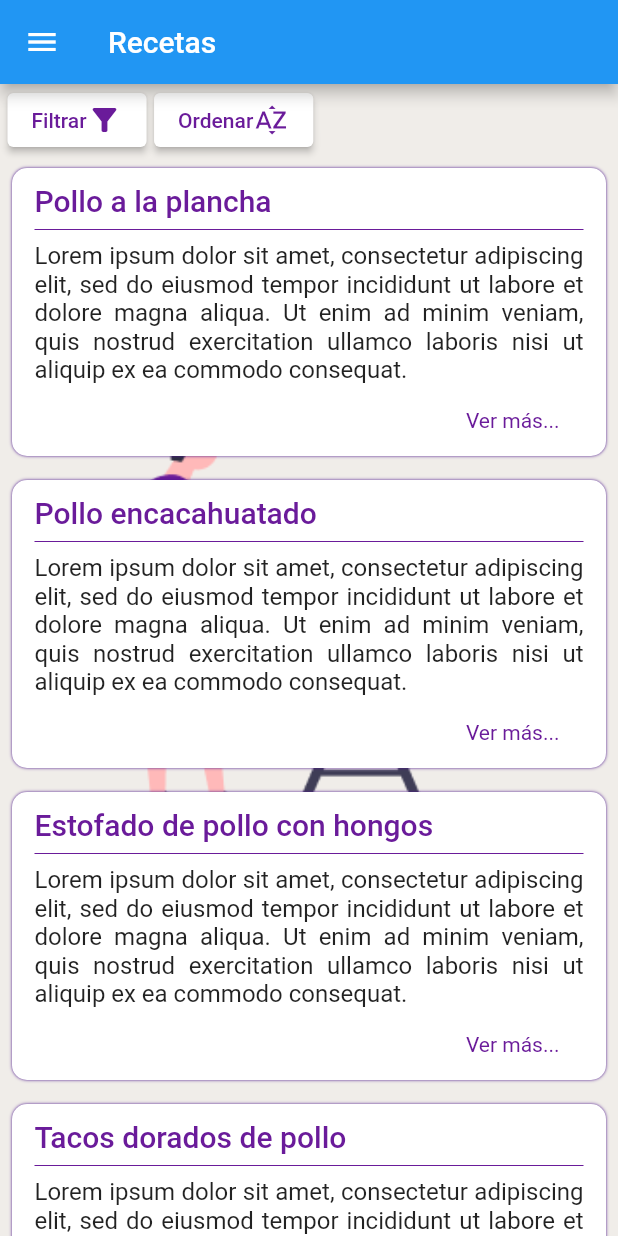
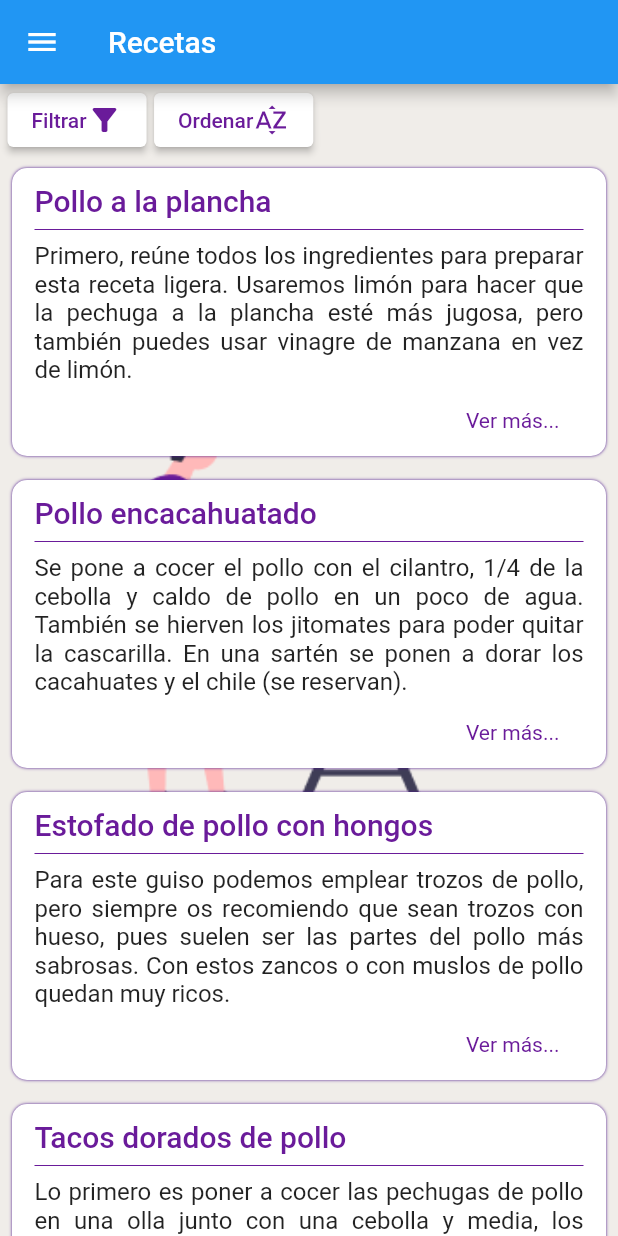
Before and after one commit to AlexMethod/kitchen_organizer_app, a Flutter app: the RecetasPage screen opened by its route, on a phone screen of 412 x 824 dp. Run offline on Flutter 3.47's test engine with Material 2 defaults, Android fonts, the light colour scheme and no system bars; our stand-ins replace cloud_firestore, firebase_core; accounts and stored records are empty.

Commit message:
Cambio placehoder contenido receta

```diff
--- a/lib/pantallas/recetas_page.dart
+++ b/lib/pantallas/recetas_page.dart
@@ -29,17 +29,17 @@
                   _botonReceta(context, 'Ordenar', Icons.sort_by_alpha),
                 ],
               ),
-              _cardReceta(context, 'Pollo a la plancha'),
-              _cardReceta(context, 'Pollo encacahuatado'),
-              _cardReceta(context, 'Estofado de pollo con hongos'),
-              _cardReceta(context, 'Tacos dorados de pollo'),
+              _cardReceta(context, 'Pollo a la plancha', 'Primero, reúne todos los ingredientes para preparar esta receta ligera. Usaremos limón para hacer que la pechuga a la plancha esté más jugosa, pero también puedes usar vinagre de manzana en vez de limón.'),
+              _cardReceta(context, 'Pollo encacahuatado', 'Se pone a cocer el pollo con el cilantro, 1/4 de la cebolla y caldo de pollo en un poco de agua. También se hierven los jitomates para poder quitar la cascarilla. En una sartén se ponen a dorar los cacahuates y el chile (se reservan).'),
+              _cardReceta(context, 'Estofado de pollo con hongos', 'Para este guiso podemos emplear trozos de pollo, pero siempre os recomiendo que sean trozos con hueso, pues suelen ser las partes del pollo más sabrosas. Con estos zancos o con muslos de pollo quedan muy ricos.'),
+              _cardReceta(context, 'Tacos dorados de pollo', 'Lo primero es poner a cocer las pechugas de pollo en una olla junto con una cebolla y media, los cuatro ajos pelados y un chorrito de aceite de oliva. Cubrimos bien de agua y lo ponemos, tapado, a fuego alto hasta que hierva. En este paso podéis añadir a la olla otras verduras para dar más sabor, como tomate, puerro, pimiento, apio o zanahoria. '),
             ]
         ),
       ),
     );
   }
 
-  _cardReceta(context, nombreReceta){
+  _cardReceta(context, nombreReceta, contenido){
     return Container(
       margin: EdgeInsets.all(8.0),
       padding: EdgeInsets.only(left: 15.0, right: 15.0, top: 10.0),
@@ -54,7 +54,7 @@
             color: Theme.of(context).accentColor,
           ),
           Text(
-            'Lorem ipsum dolor sit amet, consectetur adipiscing elit, sed do eiusmod tempor incididunt ut labore et dolore magna aliqua. Ut enim ad minim veniam, quis nostrud exercitation ullamco laboris nisi ut aliquip ex ea commodo consequat.',
+            contenido,
             textAlign: TextAlign.justify,
           ),
           Row(
```
